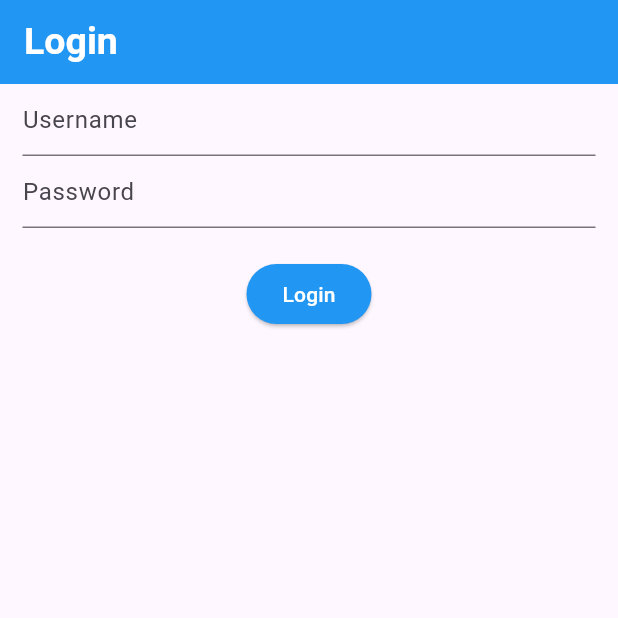
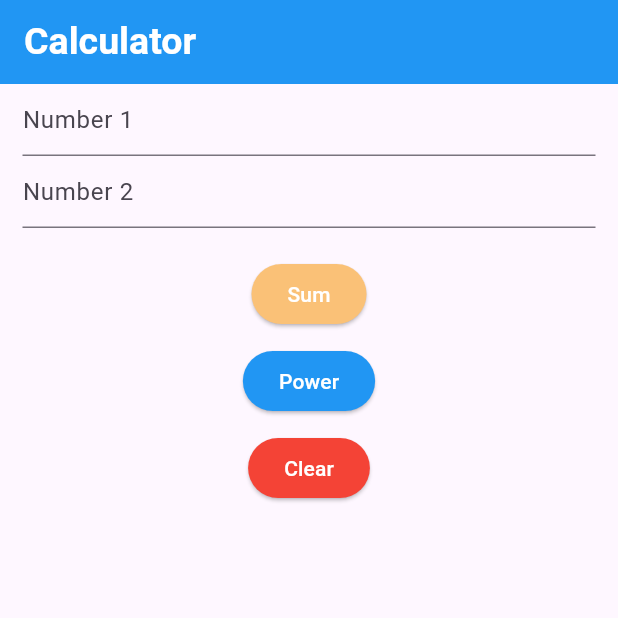
Before and after one commit to Sippakornnn/myapp, a Flutter app: the screen it shows after launch, on a phone screen of 412 x 824 dp, the top half of it. Run offline on Flutter 3.47's test engine with Material 3 defaults, Android fonts, the phone set to English and light mode, and no system bars.

Commit message:
Complete calculator app as an assignment 2

```diff
--- a/lib/main.dart
+++ b/lib/main.dart
@@ -1,10 +1,9 @@
 import 'package:flutter/material.dart';
-import 'package:myapp/week04/login.dart';
-
+import 'package:myapp/week04/calculator.dart';
 void main() {
   runApp(
     MaterialApp(
-      home: Login()
+      home: Calculator()
     ),
   );
 }
--- /dev/null
+++ b/lib/week04/calculator.dart
@@ -0,0 +1,116 @@
+import 'dart:math';
+
+import 'package:flutter/material.dart';
+
+class Calculator extends StatefulWidget {
+  const Calculator({super.key});
+
+  @override
+  State<Calculator> createState() => _CalculatorState();
+}
+
+class _CalculatorState extends State<Calculator> {
+  TextEditingController firstNum = TextEditingController();
+  TextEditingController secondNum = TextEditingController();
+  String? result;
+
+  void calculateNum(String option) {
+    setState(() {
+      String? firstTxt = firstNum.text.trim();
+      String? secondTxt = secondNum.text.trim();
+
+      if (firstTxt.isEmpty || secondTxt.isEmpty) {
+        result = 'Please input both numbers';
+        return;
+      }
+
+      int? num1 = int.tryParse(firstTxt);
+      int? num2 = int.tryParse(secondTxt);
+
+      if (num1 == null || num2 == null) {
+        result = 'Please input only numbers';
+        return;
+      }
+
+      if (option == '1') {
+        result = 'Result = ${(num1 + num2).toString()}';
+      } else {
+        result = 'Result = ${pow(num1, num2).toString()}';
+      }
+    });
+  }
+
+  @override
+  Widget build(BuildContext context) {
+    return Scaffold(
+      appBar: AppBar(
+        title: Text(
+          "Calculator",
+          style: TextStyle(
+            fontSize: 25,
+            fontWeight: FontWeight.bold,
+            color: Colors.white,
+          ),
+        ),
+        backgroundColor: Colors.blue,
+      ),
+      body: Column(
+        children: [
+          Padding(
+            padding: const EdgeInsets.symmetric(horizontal: 15),
+            child: TextField(
+              decoration: InputDecoration(hintText: 'Number 1'),
+              controller: firstNum,
+            ),
+          ),
+          Padding(
+            padding: const EdgeInsets.symmetric(horizontal: 15),
+            child: TextField(
+              decoration: InputDecoration(hintText: 'Number 2'),
+              controller: secondNum,
+            ),
+          ),
+          SizedBox(height: 20),
+          ElevatedButton(
+            style: ElevatedButton.styleFrom(
+              backgroundColor: Color.fromARGB(255, 250, 193, 119),
+              foregroundColor: Colors.white,
+            ),
+            onPressed: () => calculateNum('1'),
+            child: Text("Sum"),
+          ),
+          SizedBox(height: 10),
+          ElevatedButton(
+            style: ElevatedButton.styleFrom(
+              backgroundColor: Colors.blue,
+              foregroundColor: Colors.white,
+            ),
+            onPressed: () => calculateNum('2'),
+            child: Text("Power"),
+          ),
+          SizedBox(height: 10),
+          ElevatedButton(
+            style: ElevatedButton.styleFrom(
+              backgroundColor: Colors.red,
+              foregroundColor: Colors.white,
+            ),
+            onPressed: () {
+              firstNum.clear();
+              secondNum.clear();
+              setState(() {
+                result = null;
+              });
+            },
+            child: Text("Clear"),
+          ),
+          SizedBox(height: 10),
+          if (result != null && result!.isNotEmpty)
+            Text(
+              result!,
+              style: const TextStyle(fontSize: 16, color: Colors.red),
+            ),
+        ],
+      ),
+    );
+  }
+}
--- a/lib/week04/login.dart
+++ b/lib/week04/login.dart
@@ -8,15 +8,13 @@ class Login extends StatefulWidget {
 }
 
 class _LoginState extends State<Login> {
-  // state variables
-  String username = '';
-  String password = '';
   String message = '';
+  TextEditingController tcName = TextEditingController();
+  TextEditingController tcPass = TextEditingController();
 
-  //function
   void checkLogin() {
     setState(() {
-      if (username != 'admin' || password != '1234') {
+      if (tcName.text != 'admin' || tcPass.text != '1234') {
         message = 'Wrong username or password';
       } else {
         message = 'Welcome admin';
@@ -44,18 +42,14 @@ class _LoginState extends State<Login> {
             padding: const EdgeInsets.symmetric(horizontal: 15),
             child: TextField(
               decoration: InputDecoration(hintText: 'Username'),
-              onChanged: (String value) {
-                username = value;
-              },
+              controller: tcName,
             ),
           ),
           Padding(
             padding: const EdgeInsets.symmetric(horizontal: 15),
             child: TextField(
               decoration: InputDecoration(hintText: 'Password'),
-              onChanged: (String value) {
-                password = value;
-              },
+              controller: tcPass,
               obscureText: true,
             ),
           ),
@@ -69,7 +63,6 @@ class _LoginState extends State<Login> {
             child: Text("Login"),
           ),
           SizedBox(height: 10),
-
           Text(message, style: TextStyle(fontSize: 16, color: Colors.red)),
         ],
       ),
```
